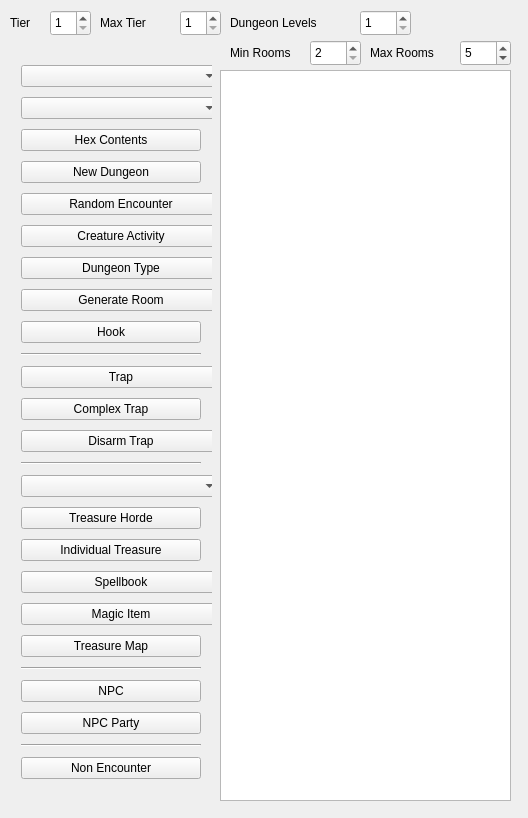
Above: mainwindow.ui from erickveil/UndermountainRooms before the change. Below: the same form after it.
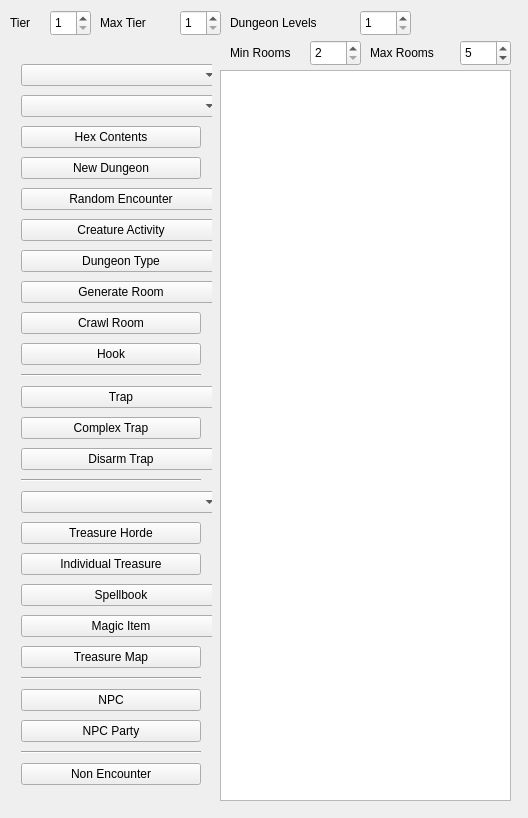
That is the form after the change. Icons and pictures are not drawn.

Commit message:
Added a crawl room generator
Could gen a hall or a room.
For random generating on the fly.

Patch:
```diff
--- a/mainwindow.ui
+++ b/mainwindow.ui
@@ -133,6 +133,13 @@
        </property>
       </widget>
      </item>
+     <item>
+      <widget class="QPushButton" name="pbCrawlRoom">
+       <property name="text">
+        <string>Crawl Room</string>
+       </property>
+      </widget>
+     </item>
      <item>
       <widget class="QPushButton" name="pushButton">
        <property name="text">
```
The commit also changes 5 other files.
